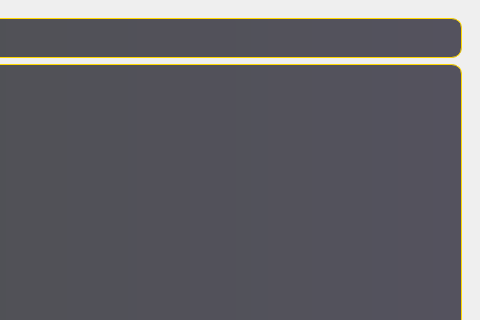
Cyberah/Text-Messenger, file src/mainwindow.ui: the form before one commit; both pictures show x 576 to 1056 and y 0 to 320 of the 1056 by 733 pixel window.
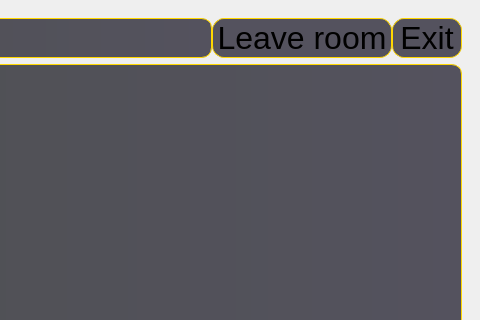
The form after the commit. The open tabs and pages were chosen to show the change. Custom widgets are drawn as their Qt base class.

Commit message: add exit buttons in lobby, remove handle_read() function

The edit to the form file:
```diff
--- a/src/mainwindow.ui
+++ b/src/mainwindow.ui
@@ -559,6 +559,37 @@
           <property name="horizontalSpacing">
            <number>0</number>
           </property>
+          <item row="0" column="2">
+           <widget class="PushButtonHover" name="leaveLobbyButton">
+            <property name="sizePolicy">
+             <sizepolicy hsizetype="Maximum" vsizetype="Fixed">
+              <horstretch>0</horstretch>
+              <verstretch>0</verstretch>
+             </sizepolicy>
+            </property>
+            <property name="minimumSize">
+             <size>
+              <width>180</width>
+              <height>40</height>
+             </size>
+            </property>
+            <property name="styleSheet">
+             <string notr="true">QPushButton { 
+font: 24pt;
+border: 1px solid #ffd700;
+border-radius: 12px;
+background-color: #54525e;
+} 
+
+QPushButton:hover {
+background-color: qlineargradient( x1:0 y1:0, x2:1 y2:0, stop:0 #272929, stop:1 #797687);
+}</string>
+            </property>
+            <property name="text">
+             <string>Leave room</string>
+            </property>
+           </widget>
+          </item>
           <item row="0" column="1">
            <widget class="QLabel" name="roomname_label">
             <property name="sizePolicy">
@@ -583,6 +614,37 @@
             </property>
            </widget>
           </item>
+          <item row="0" column="3">
+           <widget class="PushButtonHover" name="exitLobbyButton">
+            <property name="sizePolicy">
+             <sizepolicy hsizetype="Maximum" vsizetype="Fixed">
+              <horstretch>0</horstretch>
+              <verstretch>0</verstretch>
+             </sizepolicy>
+            </property>
+            <property name="minimumSize">
+             <size>
+              <width>70</width>
+              <height>40</height>
+             </size>
+            </property>
+            <property name="styleSheet">
+             <string notr="true">QPushButton { 
+font: 24pt;
+border: 1px solid #ffd700;
+border-radius: 12px;
+background-color: #54525e;
+} 
+
+QPushButton:hover {
+background-color: qlineargradient( x1:0 y1:0, x2:1 y2:0, stop:0 #272929, stop:1 #797687);
+}</string>
+            </property>
+            <property name="text">
+             <string>Exit</string>
+            </property>
+           </widget>
+          </item>
          </layout>
         </item>
         <item row="2" column="1">
```
Left out of the diff: 31 changed lines with no effect on the pictures. The commit also changes 5 other files.
